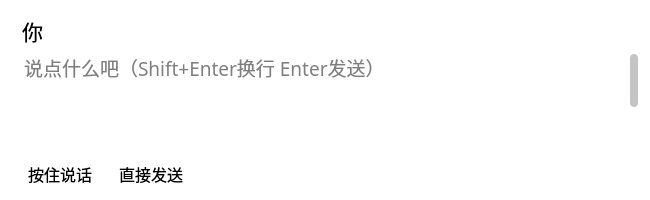
The window that windows/dialog/dialog.ui (Zao-chen/ZcChat2) describes before a commit, drawn with Qt 5.
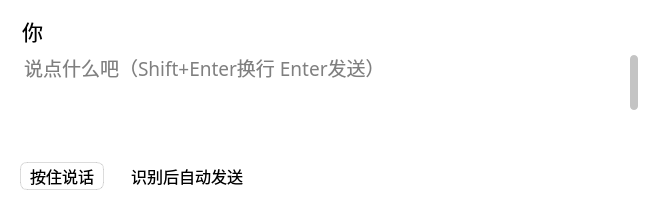
The same window after the commit. Icons and pictures are not drawn. Custom widgets are drawn as their Qt base class.

```diff
--- a/windows/dialog/dialog.ui
+++ b/windows/dialog/dialog.ui
@@ -266,7 +266,7 @@
    <item row="2" column="0">
     <layout class="QHBoxLayout" name="horizontalLayout">
      <property name="spacing">
-      <number>0</number>
+      <number>8</number>
      </property>
      <property name="leftMargin">
       <number>0</number>
@@ -282,12 +282,24 @@
      </property>
      <item>
       <widget class="QPushButton" name="pushButton_input">
+       <property name="minimumSize">
+        <size>
+         <width>0</width>
+         <height>28</height>
+        </size>
+       </property>
+       <property name="maximumSize">
+        <size>
+         <width>16777215</width>
+         <height>28</height>
+        </size>
+       </property>
        <property name="styleSheet">
         <string notr="true">QPushButton {
-    background-color: transparent;
-    border: none;
-    border-radius: 5px;
-    padding: 4px 8px;
+    background-color: rgba(255, 255, 255, 150);
+    border: 1px solid rgba(0, 0, 0, 35);
+    border-radius: 7px;
+    padding: 4px 9px;
 }
 
 QPushButton:hover {
@@ -300,20 +312,23 @@
 
 QPushButton[speechState="1"],
 QPushButton[speechState="5"] {
-    background-color: rgba(76, 175, 80, 35);
-    border: 1px solid rgba(76, 175, 80, 120);
+    background-color: rgba(76, 175, 80, 32);
+    border-color: rgba(76, 175, 80, 105);
+    color: #245C28;
 }
 
 QPushButton[speechState="2"] {
-    background-color: rgba(33, 150, 243, 45);
-    border: 1px solid rgba(33, 150, 243, 140);
+    background-color: rgba(33, 150, 243, 35);
+    border-color: rgba(33, 150, 243, 115);
+    color: #155B8A;
 }
 
 QPushButton[speechState="3"],
 QPushButton[speechState="4"],
 QPushButton[speechState="6"] {
-    background-color: rgba(128, 128, 128, 25);
-    border: 1px solid rgba(128, 128, 128, 80);
+    background-color: rgba(128, 128, 128, 22);
+    border-color: rgba(128, 128, 128, 65);
+    color: rgba(0, 0, 0, 150);
 }
 </string>
        </property>
@@ -324,18 +339,43 @@
         <iconset resource="../../res.qrc">
          <normaloff>:/res/img/ico/microphone-solid.svg</normaloff>:/res/img/ico/microphone-solid.svg</iconset>
        </property>
-      </widget>
-     </item>
-     <item>
-      <widget class="QCheckBox" name="checkBox_autoInput">
-       <property name="toolTip">
-        <string>语音识别完成后将会直接发送</string>
+       <property name="iconSize">
+        <size>
+         <width>14</width>
+         <height>14</height>
+        </size>
        </property>
+       </widget>
+      </item>
+      <item>
+       <widget class="ElaCheckBox" name="checkBox_autoInput">
+        <property name="minimumSize">
+         <size>
+          <width>0</width>
+          <height>28</height>
+         </size>
+        </property>
+        <property name="maximumSize">
+         <size>
+          <width>16777215</width>
+          <height>28</height>
+         </size>
+        </property>
+        <property name="styleSheet">
+         <string notr="true">ElaCheckBox {
+    spacing: 2px;
+    padding: 4px 0;
+}
+</string>
+        </property>
+        <property name="toolTip">
+         <string>开启后，按住说话的识别结果会立即发送；关闭后会先填入输入框</string>
+        </property>
        <property name="text">
-        <string>直接发送</string>
-       </property>
-      </widget>
-     </item>
+         <string>识别后自动发送</string>
+        </property>
+       </widget>
+      </item>
      <item>
       <spacer name="horizontalSpacer">
        <property name="orientation">
@@ -373,6 +413,13 @@
    </item>
   </layout>
  </widget>
+ <customwidgets>
+  <customwidget>
+   <class>ElaCheckBox</class>
+   <extends>QCheckBox</extends>
+   <header location="global">ElaCheckBox.h</header>
+  </customwidget>
+ </customwidgets>
  <resources>
   <include location="../../res.qrc"/>
  </resources>
```
Left out of the diff: 6 changed lines with no effect on the pictures.
